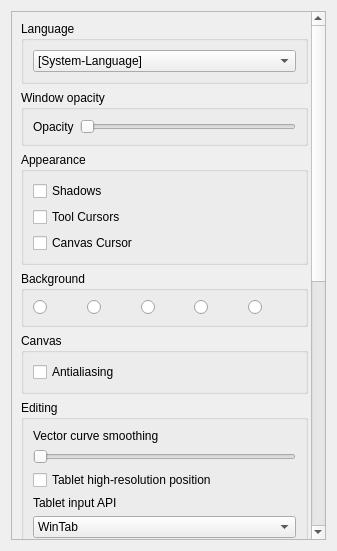
First picture: the form in app/ui/generalpage.ui, repository MakiNoAtorie/JustAnimate, before the edit.
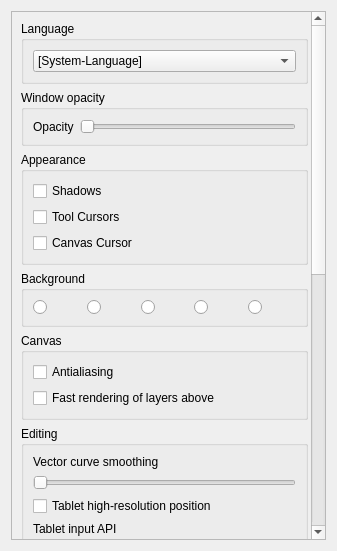
Second picture: the form after the edit.

Commit message: Opt-in fast mode caches the layers above the painted layer

Patch:
```diff
--- a/app/ui/generalpage.ui
+++ b/app/ui/generalpage.ui
@@ -169,6 +169,16 @@
             </property>
            </widget>
           </item>
+          <item row="1" column="0">
+           <widget class="QCheckBox" name="fastRenderBox">
+            <property name="toolTip">
+             <string>Cache the layers above the one you paint, so repaints with many layers are faster.</string>
+            </property>
+            <property name="text">
+             <string>Fast rendering of layers above</string>
+            </property>
+           </widget>
+          </item>
          </layout>
         </widget>
        </item>
```
The commit also changes 9 other files.
